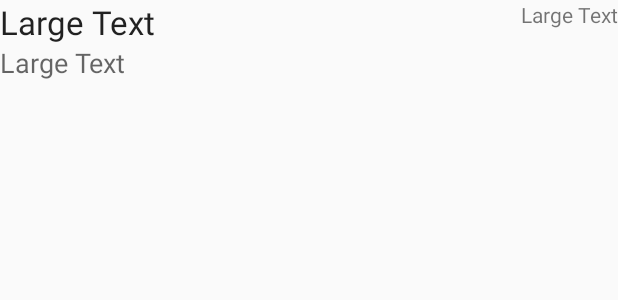
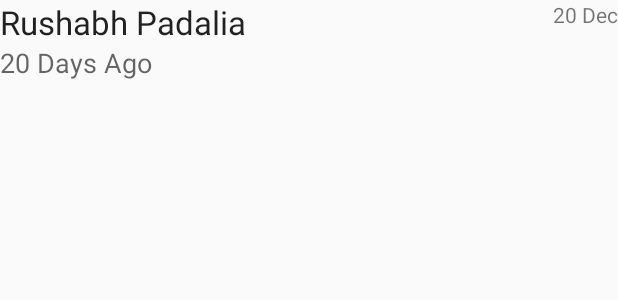
Before and after one commit to PadaliaRushabh/remembertocall, an Android app: the layout contact_list_items.xml on its own in the app's theme, with its tools: preview values and no code run, on a phone screen of 412 x 824 dp. Shown: the top 300 px of the screen. Run offline under Robolectric (Android 15) with nearby library versions, the phone set to English and light mode, and no system bars.

Commit message:
bug and design changes

```diff
--- a/app/src/main/res/layout/contact_list_items.xml
+++ b/app/src/main/res/layout/contact_list_items.xml
@@ -17,7 +17,7 @@
             android:layout_height="wrap_content"
             android:textAppearance="?android:attr/textAppearanceLarge"
             android:layout_alignParentLeft="true"
-            android:text="Large Text"
+            android:text="Rushabh Padalia"
             android:id="@+id/txt_contactname" />
 
         <TextView
@@ -25,8 +25,8 @@
             android:layout_height="wrap_content"
             android:textAppearance="?android:attr/textAppearanceMedium"
             android:layout_alignParentLeft="true"
-            android:text="Large Text"
-            android:id="@+id/txt_lastcallduration" />
+            android:text="20 Days Ago"
+            android:id="@+id/txt_lastcallsince" />
         </LinearLayout>
 
         <TextView
@@ -34,7 +34,15 @@
             android:layout_height="wrap_content"
             android:textAppearance="?android:attr/textAppearanceSmall"
             android:layout_alignParentRight="true"
-            android:text="Large Text"
-            android:id="@+id/txt_lastcallsince" />
+            android:text="20 Dec"
+            android:id="@+id/txt_lastcalldate" />
+
+       <!-- <TextView
+            android:layout_width="wrap_content"
+            android:layout_height="wrap_content"
+            android:textAppearance="?android:attr/textAppearanceSmall"
+            android:layout_alignParentRight="true"
+            android:text="20 Dec"
+            android:id="@+id/txt_lastcallduration" /> -->
     </RelativeLayout>
 </RelativeLayout>
```
Also changed, not shown: app/src/main/java/com/rushabh/remembertocall/MainActivity.java (+8 -4 lines), app/src/main/java/com/rushabh/remembertocall/adapter/ContactAdapter.java (+19 -5 lines).
